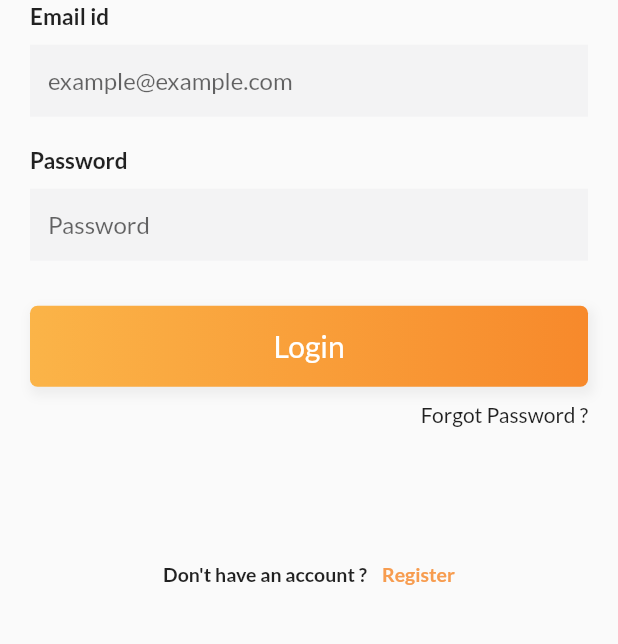
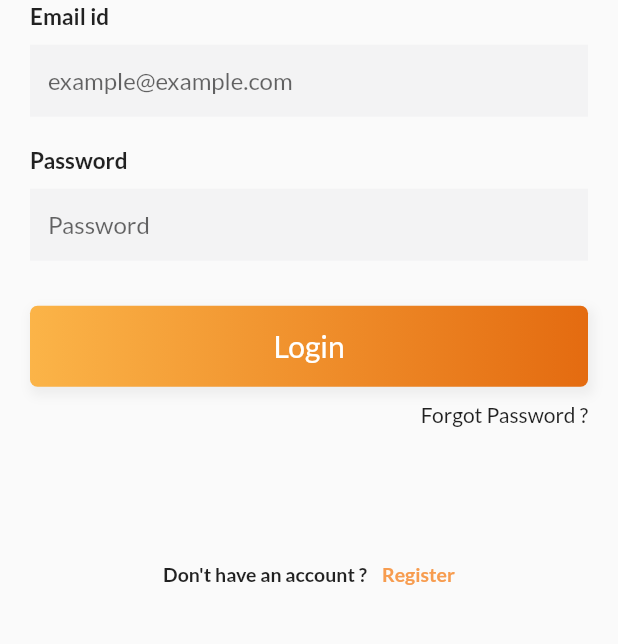
Before and after one commit to khaled-faour/TimeApp, a Flutter app: the screen it shows after launch, after a tap on "Login", on a phone screen of 412 x 824 dp, the part 387-1031 px from its top. Run offline on Flutter 3.47's test engine with Material 2 defaults, Android fonts, the phone set to English and light mode, and no system bars; our stand-ins replace cloud_firestore, firebase_auth, google_fonts, modal_progress_hud; accounts and stored records are empty.

Commit message:
Second commit

```diff
--- a/lib/main.dart
+++ b/lib/main.dart
@@ -1,23 +1,62 @@
+import 'package:firebase_auth/firebase_auth.dart';
 import 'package:flutter/material.dart';
 import 'package:google_fonts/google_fonts.dart';
+import 'package:timeapp/src/loginPage.dart';
+import 'package:timeapp/src/signup.dart';
+import 'package:timeapp/src/homeScreen.dart';
 import 'src/welcomePage.dart';
 
 void main() => runApp(MyApp());
 
-class MyApp extends StatelessWidget {
+class MyApp extends StatefulWidget {
   // This widget is the root of your application.
+  @override
+  _MyAppState createState() => _MyAppState();
+}
+
+class _MyAppState extends State<MyApp> {
+  FirebaseUser loggedInUser;
+
+  void initState() {
+    super.initState();
+    getCurrentUser();
+  }
+
+  void getCurrentUser() async {
+    try {
+      final user = await FirebaseAuth.instance.currentUser();
+      if (user != null) {
+        setState(() {
+          loggedInUser = user;
+        });
+
+        print(loggedInUser.email);
+      }
+    } catch (e) {
+      print(e);
+    }
+  }
+
   @override
   Widget build(BuildContext context) {
     final textTheme = Theme.of(context).textTheme;
     return MaterialApp(
+      routes: {
+        'welcomeScreen': (context) => WelcomePage(),
+        'loginScreen': (context) => LoginPage(),
+        'registerScreen': (context) => SignUpPage(),
+        'mainScreen': (context) => HomeScreen()
+      },
       theme: ThemeData(
+        primaryColor: Color(0xfffbb448),
+        accentColor: Color(0xffe46b10),
         primarySwatch: Colors.blue,
         textTheme: GoogleFonts.latoTextTheme(textTheme).copyWith(
           body1: GoogleFonts.montserrat(textStyle: textTheme.body1),
         ),
       ),
       debugShowCheckedModeBanner: false,
-      home: WelcomePage(),
+      home: loggedInUser == null ? WelcomePage() : HomeScreen(),
     );
   }
 }
--- a/lib/src/Widget/bezierContainer.dart
+++ b/lib/src/Widget/bezierContainer.dart
@@ -10,23 +10,23 @@ class BezierContainer extends StatelessWidget {
   @override
   Widget build(BuildContext context) {
     return Container(
-      child: Transform.rotate(
-        angle: -pi / 3.5,
-        child: ClipPath(
+        child: Transform.rotate(
+      angle: -pi / 3.5,
+      child: ClipPath(
         clipper: ClipPainter(),
         child: Container(
-          height: MediaQuery.of(context).size.height *.5,
+          height: MediaQuery.of(context).size.height * .5,
           width: MediaQuery.of(context).size.width,
           decoration: BoxDecoration(
               gradient: LinearGradient(
-                begin: Alignment.topCenter,
-                end: Alignment.bottomCenter,
-                colors: [Color(0xfffbb448),Color(0xffe46b10)]
-              )
-            ),
+                  begin: Alignment.topCenter,
+                  end: Alignment.bottomCenter,
+                  colors: [
+                Theme.of(context).primaryColor,
+                Theme.of(context).accentColor
+              ])),
         ),
       ),
-      )
-    );
+    ));
   }
 }
--- a/lib/src/Widget/customClipper.dart
+++ b/lib/src/Widget/customClipper.dart
@@ -38,7 +38,6 @@ class ClipPainter extends CustomClipper<Path> {
 
   @override
   bool shouldReclip(CustomClipper<Path> oldClipper) {
-    // TODO: implement shouldReclip
     return true;
   }
 }
--- a/lib/src/welcomePage.dart
+++ b/lib/src/welcomePage.dart
@@ -1,6 +1,4 @@
 import 'package:flutter/material.dart';
-import 'package:timeapp/src/loginPage.dart';
-import 'package:timeapp/src/signup.dart';
 import 'package:google_fonts/google_fonts.dart';
 
 class WelcomePage extends StatefulWidget {
@@ -12,8 +10,7 @@ class _WelcomePageState extends State<WelcomePage> {
   Widget _submitButton() {
     return InkWell(
       onTap: () {
-        Navigator.push(
-            context, MaterialPageRoute(builder: (context) => LoginPage()));
+        Navigator.pushNamed(context, 'loginScreen');
       },
       child: Container(
         width: MediaQuery.of(context).size.width,
@@ -40,8 +37,7 @@ class _WelcomePageState extends State<WelcomePage> {
   Widget _signUpButton() {
     return InkWell(
       onTap: () {
-        Navigator.push(
-            context, MaterialPageRoute(builder: (context) => SignUpPage()));
+        Navigator.pushNamed(context, 'registerScreen');
       },
       child: Container(
         width: MediaQuery.of(context).size.width,
@@ -97,7 +93,10 @@ class _WelcomePageState extends State<WelcomePage> {
               gradient: LinearGradient(
                   begin: Alignment.topCenter,
                   end: Alignment.bottomCenter,
-                  colors: [Color(0xfffbb448), Color(0xffe46b10)])),
+                  colors: [
+                    Theme.of(context).primaryColor,
+                    Theme.of(context).accentColor
+                  ])),
           child: Column(
             crossAxisAlignment: CrossAxisAlignment.center,
             mainAxisAlignment: MainAxisAlignment.center,
```
Also changed, not shown: lib/src/homeScreen.dart (added, +90 -0 lines), lib/src/loginPage.dart (+28 -22 lines), lib/src/signup.dart (+20 -10 lines), lib/src/testScreen.dart (deleted, +0 -46 lines), pubspec.lock, 2 other files.
